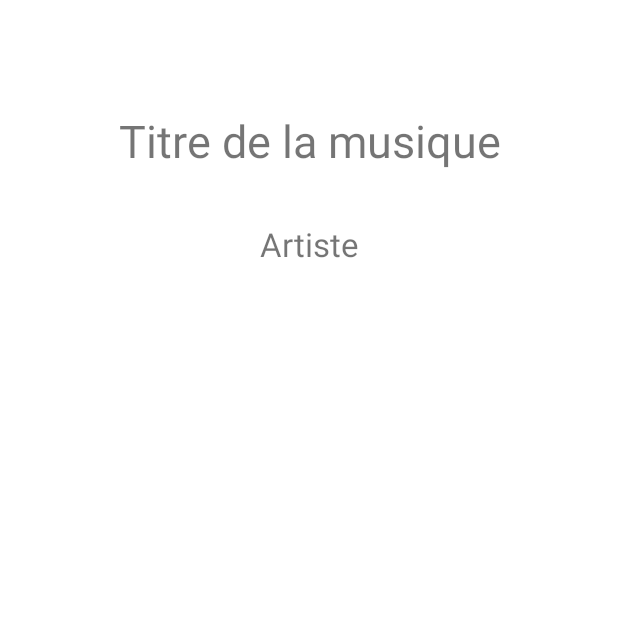
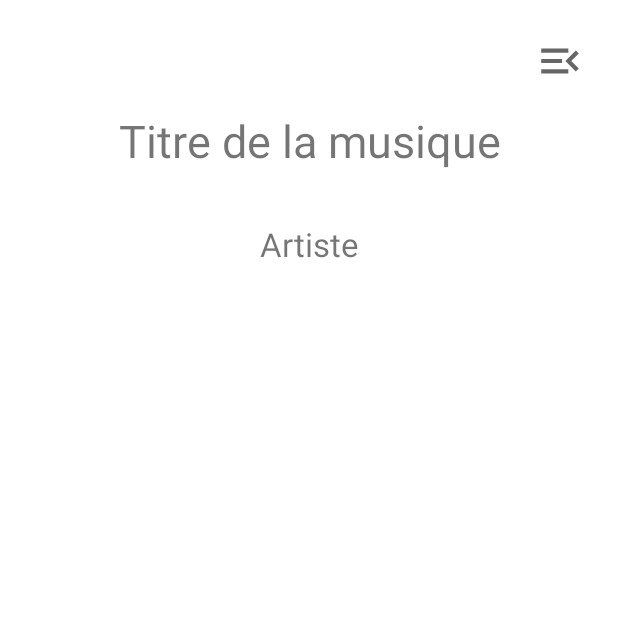
Before and after one commit to NicolasCIBULKA/DevMobileProjet, an Android app: the Musicplayer screen opened directly, with no data from a screen before it, on a phone screen of 412 x 824 dp, the top half of it. Run offline under Robolectric (Android 15) with nearby library versions, the phone set to English and light mode, and no system bars; 13 statements that could not run were skipped.

Commit message:
retour liste

```diff
--- a/app/src/main/java/com/example/devmobileprojet/Musicplayer.java
+++ b/app/src/main/java/com/example/devmobileprojet/Musicplayer.java
@@ -40,7 +40,7 @@ public class Musicplayer extends AppCompatActivity implements ActionPlaying, Ser
     // elements displayed and that have interactions with service
     TextView song_name, artist_name, duration_played, duration_total;
     SeekBar seekbar;
-    ImageView nextBtn, prevBtn;
+    ImageView nextBtn, prevBtn, backtoList;
     FloatingActionButton playpause;
     View root;
 
@@ -71,6 +71,8 @@ public class Musicplayer extends AppCompatActivity implements ActionPlaying, Ser
         musicList = musicList;
         getSupportActionBar().hide();
 
+
+
         // SharedPreferences
         sharedPref = PreferenceManager.getDefaultSharedPreferences(getApplicationContext());
         enableSensor = sharedPref.getBoolean("enableSensor", true);
@@ -90,6 +92,7 @@ public class Musicplayer extends AppCompatActivity implements ActionPlaying, Ser
 
         // Initialisation of the Activity
         initViews();
+
         getIntentMethod();
         // Listener of Seekbar
         seekbar.setOnSeekBarChangeListener(new SeekBar.OnSeekBarChangeListener() {
@@ -137,6 +140,7 @@ public class Musicplayer extends AppCompatActivity implements ActionPlaying, Ser
                         artist_name.setTextColor(0xffffffff);
                         duration_played.setTextColor(0xffffffff);
                         duration_total.setTextColor(0xffffffff);
+                        backtoList.setColorFilter(0xffffffff);
 
                     } else {
                         root.setBackgroundColor(0xffffffff);
@@ -144,6 +148,7 @@ public class Musicplayer extends AppCompatActivity implements ActionPlaying, Ser
                         artist_name.setTextColor(0xff000000);
                         duration_played.setTextColor(0xff000000);
                         duration_total.setTextColor(0xff000000);
+                        backtoList.setColorFilter(0xff000000);
                     }
                 }
 
@@ -197,6 +202,7 @@ public class Musicplayer extends AppCompatActivity implements ActionPlaying, Ser
         prevBtn = findViewById(R.id.prevBtn);
         playpause = findViewById(R.id.playpause);
         seekbar = findViewById(R.id.seekBar);
+        backtoList = (ImageView) findViewById(R.id.gotoList);
     }
 
     @Override
@@ -453,8 +459,9 @@ public class Musicplayer extends AppCompatActivity implements ActionPlaying, Ser
         Log.d(TAG, "onServiceConnected: Service disonnected");
     }
 
-    public void gotoPlayer(View view){
-
+    public void gotoList(View view){
+        Intent i = new Intent(this, MusicListActivity.class);
+        startActivity(i);
     }
 
 
--- /dev/null
+++ b/app/src/main/res/drawable/menu_open.xml
@@ -0,0 +1,10 @@
+<vector xmlns:android="http://schemas.android.com/apk/res/android"
+    android:width="24dp"
+    android:height="24dp"
+    android:viewportWidth="24"
+    android:viewportHeight="24"
+    android:tint="?attr/colorControlNormal">
+  <path
+      android:fillColor="@android:color/white"
+      android:pathData="M3,18h13v-2L3,16v2zM3,13h10v-2L3,11v2zM3,6v2h13L16,6L3,6zM21,15.59L17.42,12 21,8.41 19.59,7l-5,5 5,5L21,15.59z"/>
+</vector>
--- a/app/src/main/res/layout/activity_musicplayer.xml
+++ b/app/src/main/res/layout/activity_musicplayer.xml
@@ -105,4 +105,16 @@
         app:layout_constraintTop_toBottomOf="@+id/seekBar"
         app:srcCompat="@drawable/play"
         tools:ignore="MissingConstraints" />
+
+    <ImageView
+        android:id="@+id/gotoList"
+        android:layout_width="37dp"
+        android:layout_height="33dp"
+        android:layout_marginTop="24dp"
+        android:layout_marginEnd="20dp"
+        android:onClick="gotoList"
+        app:layout_constraintEnd_toEndOf="parent"
+        app:layout_constraintTop_toTopOf="parent"
+        app:srcCompat="@drawable/menu_open"
+        tools:ignore="MissingConstraints" />
 </androidx.constraintlayout.widget.ConstraintLayout>
```
Also changed, not shown: app/src/main/java/com/example/devmobileprojet/MusicListActivity.java (+1 -14 lines), app/src/main/res/drawable/ic_baseline_arrow_back_24.xml (added, +10 -0 lines), app/src/main/res/layout/activity_music_list.xml (+1 -12 lines).
